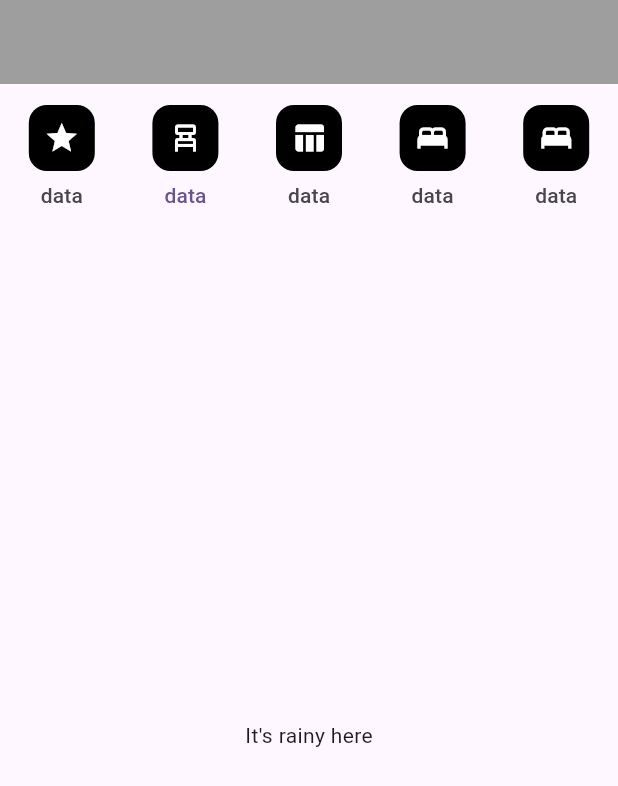
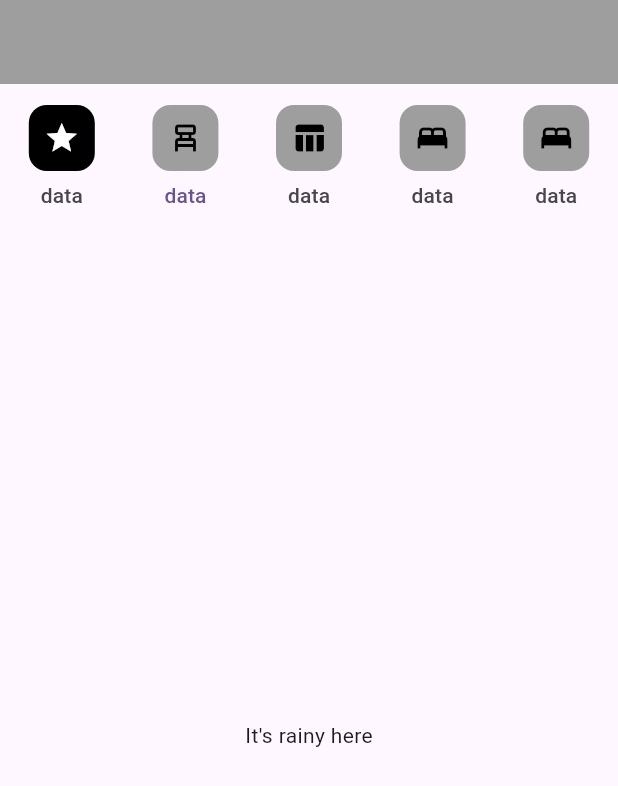
Before and after one commit to Kuldip96/flutter4to6, a Flutter app: the screen it shows after launch, on a phone screen of 412 x 824 dp. Shown: the top 786 px of the screen. Run offline on Flutter 3.47's test engine with Material 3 defaults, Android fonts, the phone set to English and light mode, and no system bars; our stand-ins replace google_fonts.

Commit message:
tabbar color change

```diff
--- a/lib/lacture12.dart
+++ b/lib/lacture12.dart
@@ -1,3 +1,5 @@
+import 'dart:developer';
+
 import 'package:flutter/material.dart';
 
 class Lacture12 extends StatefulWidget {
@@ -8,6 +10,7 @@ class Lacture12 extends StatefulWidget {
 }
 
 class _Lacture12State extends State<Lacture12> {
+  int selectColor = 0;
   @override
   Widget build(BuildContext context) {
     return DefaultTabController(
@@ -19,9 +22,15 @@ class _Lacture12State extends State<Lacture12> {
         ),
         body: Column(
           children: [
-            Container(
+            SizedBox(
               height: 100,
               child: TabBar(
+                onTap: (int value) {
+                  setState(() {
+                    log(value.toString());
+                    selectColor = value;
+                  });
+                },
                 dividerHeight: 0,
                 indicator: const BoxDecoration(),
                 tabs: [
@@ -34,12 +43,37 @@ class _Lacture12State extends State<Lacture12> {
                           height: 44,
                           width: 44,
                           decoration: BoxDecoration(
-                            color: Colors.black,
+                            color:
+                                selectColor == 0 ? Colors.black : Colors.grey,
                             borderRadius: BorderRadius.circular(12),
                           ),
-                          child: const Icon(
+                          child: Icon(
                             Icons.star,
-                            color: Colors.white,
+                            color:
+                                selectColor == 0 ? Colors.white : Colors.black,
+                          ),
+                        ),
+                        const Text('data'),
+                      ],
+                    ),
+                  ),
+                  Tab(
+                    height: 70,
+                    child: Column(
+                      mainAxisAlignment: MainAxisAlignment.spaceBetween,
+                      children: [
+                        Container(
+                          height: 44,
+                          width: 44,
+                          decoration: BoxDecoration(
+                            color:
+                                selectColor == 1 ? Colors.black : Colors.grey,
+                            borderRadius: BorderRadius.circular(12),
+                          ),
+                          child: Icon(
+                            Icons.chair_alt,
+                            color:
+                                selectColor == 1 ? Colors.white : Colors.black,
                           ),
                         ),
                         const Text('data')
@@ -55,12 +89,14 @@ class _Lacture12State extends State<Lacture12> {
                           height: 44,
                           width: 44,
                           decoration: BoxDecoration(
-                            color: Colors.black,
+                            color:
+                                selectColor == 2 ? Colors.black : Colors.grey,
                             borderRadius: BorderRadius.circular(12),
                           ),
-                          child: const Icon(
-                            Icons.chair_alt,
-                            color: Colors.white,
+                          child: Icon(
+                            Icons.table_chart,
+                            color:
+                                selectColor == 2 ? Colors.white : Colors.black,
                           ),
                         ),
                         const Text('data')
@@ -76,12 +112,14 @@ class _Lacture12State extends State<Lacture12> {
                           height: 44,
                           width: 44,
                           decoration: BoxDecoration(
-                            color: Colors.black,
+                            color:
+                                selectColor == 3 ? Colors.black : Colors.grey,
                             borderRadius: BorderRadius.circular(12),
                           ),
-                          child: const Icon(
-                            Icons.table_chart,
-                            color: Colors.white,
+                          child: Icon(
+                            Icons.bed,
+                            color:
+                                selectColor == 3 ? Colors.white : Colors.black,
                           ),
                         ),
                         const Text('data')
@@ -97,36 +135,17 @@ class _Lacture12State extends State<Lacture12> {
                           height: 44,
                           width: 44,
                           decoration: BoxDecoration(
-                            color: Colors.black,
+                            color:
+                                selectColor == 4 ? Colors.black : Colors.grey,
                             borderRadius: BorderRadius.circular(12),
                           ),
-                          child: const Icon(
+                          child: Icon(
                             Icons.bed,
-                            color: Colors.white,
+                            color:
+                                selectColor == 4 ? Colors.white : Colors.black,
                           ),
                         ),
-                        const Text('data')
-                      ],
-                    ),
-                  ),
-                  Tab(
-                    height: 70,
-                    child: Column(
-                      mainAxisAlignment: MainAxisAlignment.spaceBetween,
-                      children: [
-                        Container(
-                          height: 44,
-                          width: 44,
-                          decoration: BoxDecoration(
-                            color: Colors.black,
-                            borderRadius: BorderRadius.circular(12),
-                          ),
-                          child: const Icon(
-                            Icons.bed,
-                            color: Colors.white,
-                          ),
-                        ),
-                        const Text('data')
+                        const Text('data',)
                       ],
                     ),
                   ),
```
